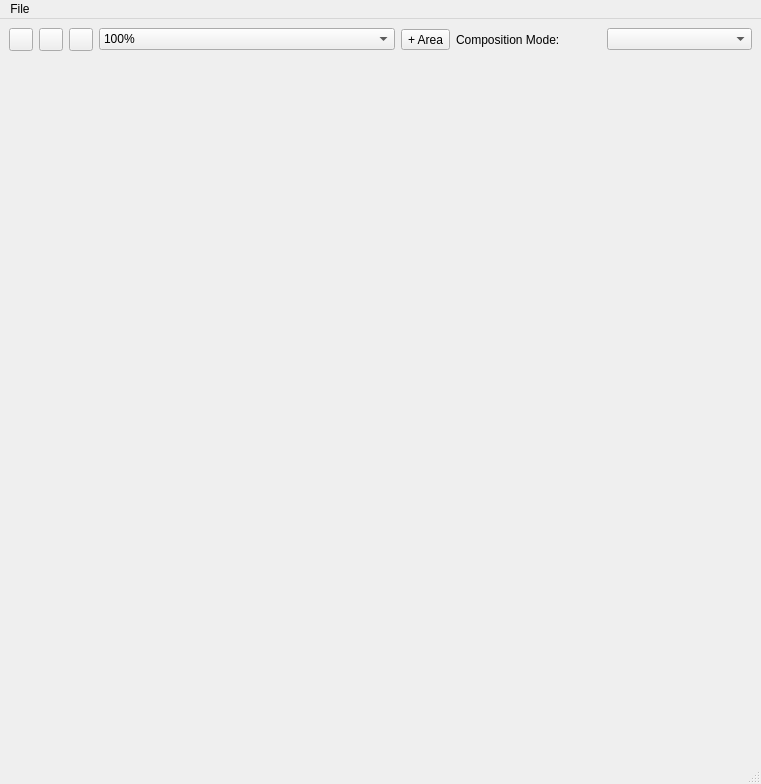
Before: the Qt Designer form Code/EmMpmGui/UI_Files/EmMpmGui.ui in BlueQuartzSoftware/EMMPMWorkbench, drawn with Qt 5.
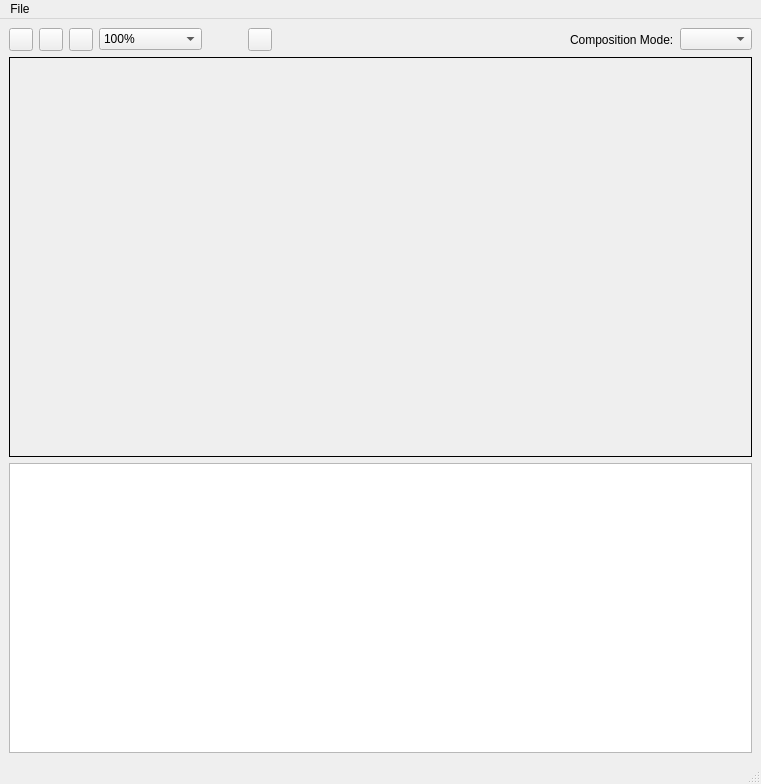
After: the same form once the commit is applied. Icons and pictures are not drawn. Custom widgets are drawn as their Qt base class.

Commit message: More implementation of selectable initialization areas by the user. Table is not updating correctly yet.

```diff
--- a/Code/EmMpmGui/UI_Files/EmMpmGui.ui
+++ b/Code/EmMpmGui/UI_Files/EmMpmGui.ui
@@ -26,7 +26,7 @@
    <string>EM/MPM</string>
   </property>
   <widget class="QWidget" name="centralwidget">
-   <layout class="QVBoxLayout" name="verticalLayout">
+   <layout class="QVBoxLayout" name="verticalLayout_2">
     <item>
      <layout class="QHBoxLayout" name="horizontalLayout_2">
       <item>
@@ -64,8 +64,6 @@
           </property>
          </widget>
         </item>
-       </layout>
-      </item>
       <item>
        <widget class="QComboBox" name="zoomCB">
         <property name="currentIndex">
@@ -123,13 +121,51 @@
         </item>
        </widget>
       </item>
+       </layout>
+      </item>
+      <item>
+       <spacer name="horizontalSpacer">
+        <property name="orientation">
+         <enum>Qt::Horizontal</enum>
+        </property>
+        <property name="sizeType">
+         <enum>QSizePolicy::Fixed</enum>
+        </property>
+        <property name="sizeHint" stdset="0">
+         <size>
+          <width>40</width>
+          <height>20</height>
+         </size>
+        </property>
+       </spacer>
+      </item>
       <item>
        <widget class="QToolButton" name="addUserInitArea">
         <property name="text">
-         <string>+ Area</string>
+         <string/>
+        </property>
+        <property name="icon">
+         <iconset resource="../../../Resources/icons/images/Icons.qrc">
+          <normaloff>:/addUserInitArea.png</normaloff>:/addUserInitArea.png</iconset>
+        </property>
+        <property name="checkable">
+         <bool>true</bool>
         </property>
        </widget>
       </item>
+      <item>
+       <spacer name="horizontalSpacer_2">
+        <property name="orientation">
+         <enum>Qt::Horizontal</enum>
+        </property>
+        <property name="sizeHint" stdset="0">
+         <size>
+          <width>40</width>
+          <height>20</height>
+         </size>
+        </property>
+       </spacer>
+      </item>
       <item>
        <layout class="QHBoxLayout" name="horizontalLayout_6">
         <property name="sizeConstraint">
@@ -150,6 +186,30 @@
      </layout>
     </item>
     <item>
+     <widget class="QFrame" name="frame">
+      <property name="minimumSize">
+       <size>
+        <width>400</width>
+        <height>400</height>
+       </size>
+      </property>
+      <property name="frameShape">
+       <enum>QFrame::Box</enum>
+      </property>
+      <property name="frameShadow">
+       <enum>QFrame::Plain</enum>
+      </property>
+      <property name="midLineWidth">
+       <number>1</number>
+      </property>
+      <layout class="QVBoxLayout" name="verticalLayout" stretch="0">
+       <property name="spacing">
+        <number>2</number>
+       </property>
+       <property name="margin">
+        <number>2</number>
+       </property>
+       <item>
      <widget class="EMMPMGraphicsView" name="m_GraphicsView" native="true">
       <property name="sizePolicy">
        <sizepolicy hsizetype="Preferred" vsizetype="Preferred">
@@ -187,6 +247,31 @@
     </item>
    </layout>
   </widget>
+    </item>
+    <item>
+     <widget class="QTableView" name="userInitTable">
+      <property name="alternatingRowColors">
+       <bool>true</bool>
+      </property>
+      <property name="selectionMode">
+       <enum>QAbstractItemView::SingleSelection</enum>
+      </property>
+      <property name="selectionBehavior">
+       <enum>QAbstractItemView::SelectItems</enum>
+      </property>
+      <property name="verticalScrollMode">
+       <enum>QAbstractItemView::ScrollPerPixel</enum>
+      </property>
+      <property name="horizontalScrollMode">
+       <enum>QAbstractItemView::ScrollPerPixel</enum>
+      </property>
+      <attribute name="horizontalHeaderStretchLastSection">
+       <bool>true</bool>
+      </attribute>
+     </widget>
+    </item>
+   </layout>
+  </widget>
   <widget class="QMenuBar" name="menubar">
    <property name="geometry">
     <rect>
@@ -246,6 +331,9 @@
    <property name="text">
     <string>Exit</string>
    </property>
+   <property name="shortcut">
+    <string>Ctrl+Q</string>
+   </property>
   </action>
   <action name="actionOpenMovingImage">
    <property name="text">
```
Lines whose indentation alone changed are shown as unchanged. The commit also changes 17 other files.
